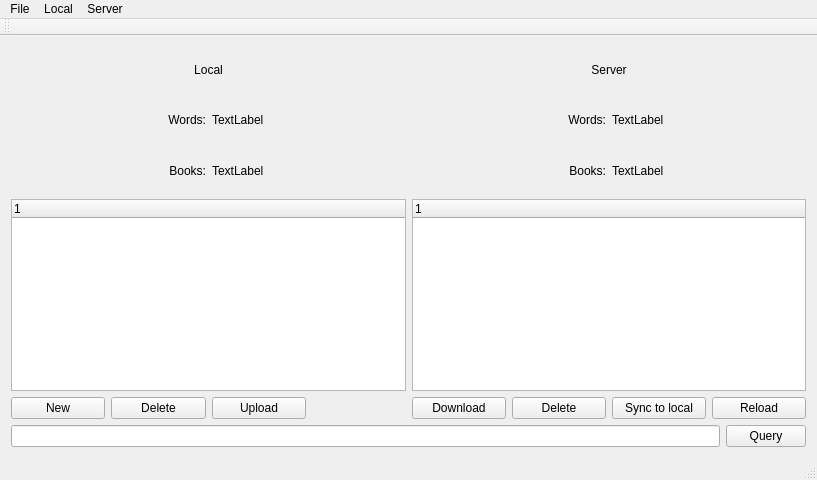
The window that mainwindow.ui (HuangHuafeng/repeat) describes before a commit, drawn with Qt 5.
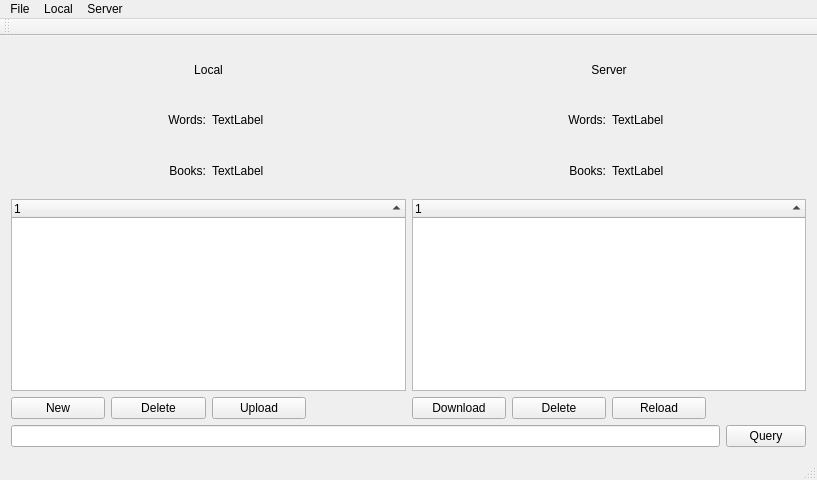
The same window after the commit.

```diff
--- a/mainwindow.ui
+++ b/mainwindow.ui
@@ -42,6 +42,9 @@
             <property name="indentation">
              <number>0</number>
             </property>
+            <property name="sortingEnabled">
+             <bool>true</bool>
+            </property>
             <column>
              <property name="text">
               <string notr="true">1</string>
@@ -132,13 +135,6 @@
             </property>
            </widget>
           </item>
-          <item row="4" column="3">
-           <widget class="QPushButton" name="pbReloadServerData">
-            <property name="text">
-             <string>Reload</string>
-            </property>
-           </widget>
-          </item>
           <item row="1" column="2">
            <widget class="QLabel" name="labelServerWords">
             <property name="text">
@@ -164,6 +160,9 @@
             <property name="indentation">
              <number>0</number>
             </property>
+            <property name="sortingEnabled">
+             <bool>true</bool>
+            </property>
             <column>
              <property name="text">
               <string notr="true">1</string>
@@ -178,13 +177,6 @@
             </property>
            </widget>
           </item>
-          <item row="4" column="2">
-           <widget class="QPushButton" name="pbSyncToLocal">
-            <property name="text">
-             <string>Sync to local</string>
-            </property>
-           </widget>
-          </item>
           <item row="4" column="1">
            <widget class="QPushButton" name="pbDeleteServerBook">
             <property name="text">
@@ -202,6 +194,13 @@
             </property>
            </widget>
           </item>
+          <item row="4" column="2">
+           <widget class="QPushButton" name="pbReloadServerData">
+            <property name="text">
+             <string>Reload</string>
+            </property>
+           </widget>
+          </item>
          </layout>
         </item>
        </layout>
```
Left out of the diff: 1 changed line with no effect on the pictures.
